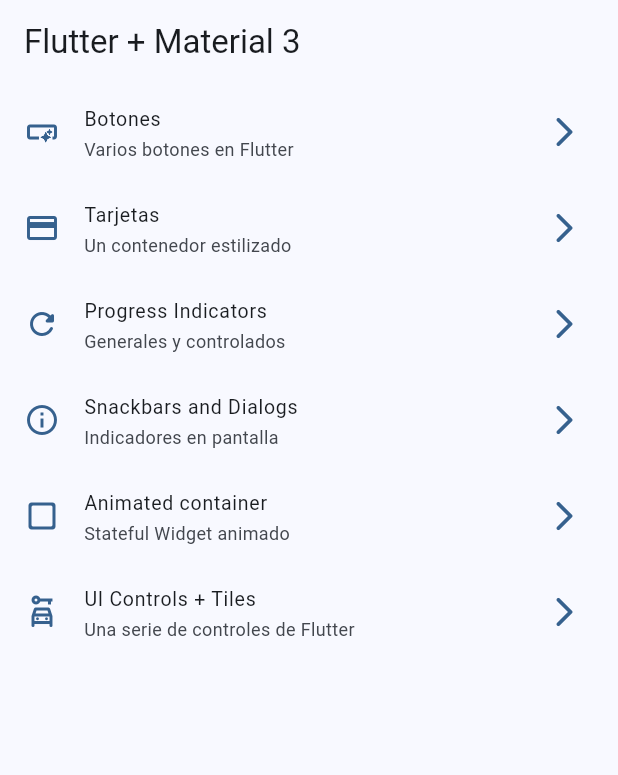
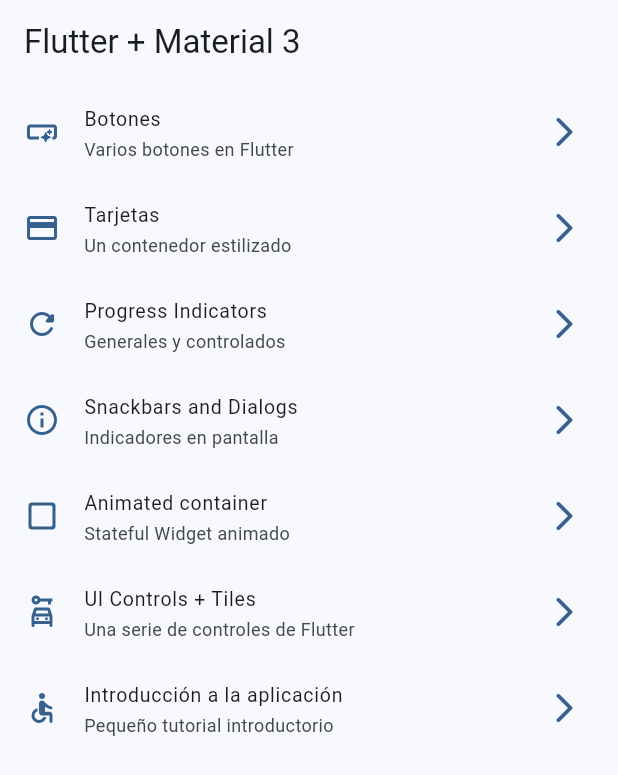
Before and after one commit to danlej/widgets_app, a Flutter app: the screen it shows after launch, on a phone screen of 412 x 824 dp. Shown: the top 775 px of the screen. Run offline on Flutter 3.47's test engine with Material 3 defaults, Android fonts, the phone set to English and light mode, and no system bars; our stand-ins replace go_router.

Commit message:
The tutorial screen menu option has been added

```diff
--- a/lib/config/menu/menu_items.dart
+++ b/lib/config/menu/menu_items.dart
@@ -45,4 +45,9 @@ const appMenuItems = <MenuItem>[
       subTitle: 'Una serie de controles de Flutter',
       link: '/ui-controls',
       icon: Icons.car_rental_outlined),
+  MenuItem(
+      title: 'Introducción a la aplicación',
+      subTitle: 'Pequeño tutorial introductorio',
+      link: '/tutorial',
+      icon: Icons.accessible_rounded),
 ];
--- a/lib/config/router/app_router.dart
+++ b/lib/config/router/app_router.dart
@@ -40,5 +40,10 @@ final appRouter = GoRouter(
       name: UiControlsScreen.name,
       builder: (context, state) => const UiControlsScreen(),
     ),
+    GoRoute(
+      path: '/tutorial',
+      name: AppTutorialScreen.name,
+      builder: (context, state) => const AppTutorialScreen(),
+    ),
   ],
 );
```
